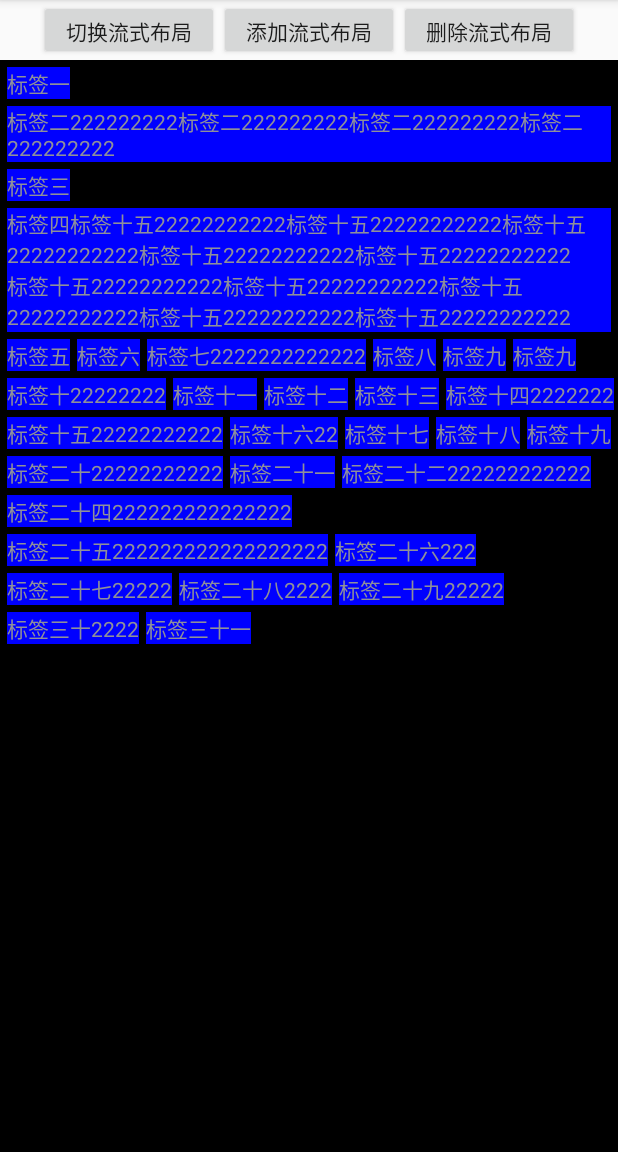
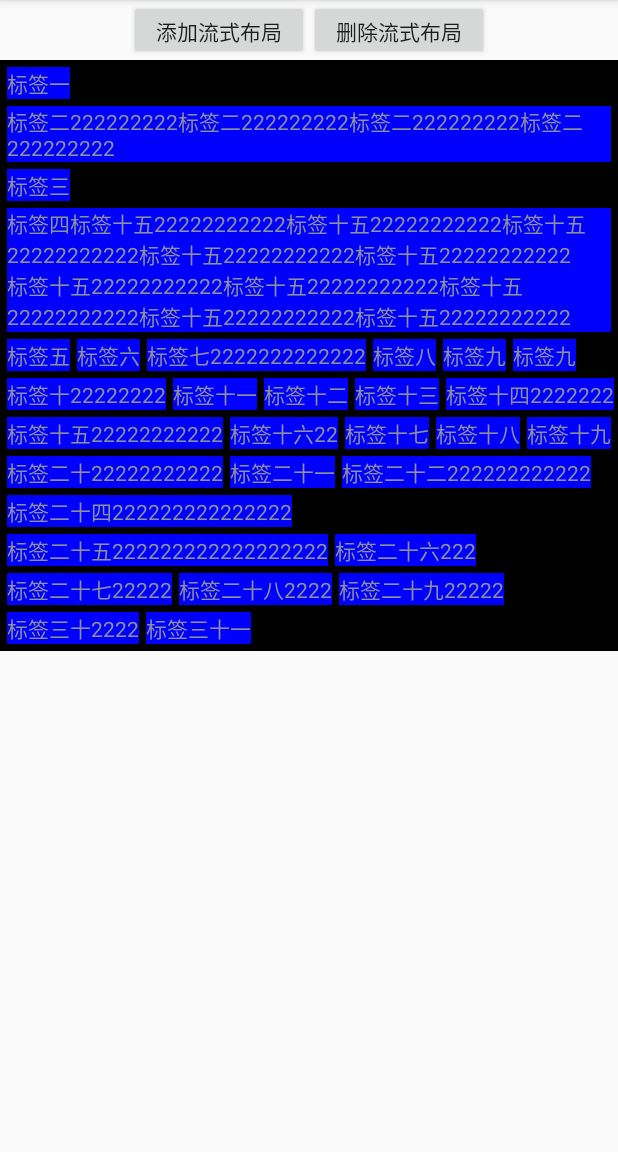
Before and after one commit to kaycool/MultiIndicator, an Android app: the FlowFragment screen opened directly, with no data from a screen before it, on a phone screen of 412 x 824 dp, the part 84-1236 px from its top. Run offline under Robolectric (Android 15) with nearby library versions, the phone set to English and light mode, and no system bars.

Commit message:
fix auto measure height

```diff
--- a/app/src/main/res/layout/fragment_flow.xml
+++ b/app/src/main/res/layout/fragment_flow.xml
@@ -25,13 +25,6 @@
             android:layout_height="wrap_content">
 
         <Button
-                android:id="@+id/btnMode"
-                android:text="切换流式布局"
-                android:layout_centerHorizontal="true"
-                android:layout_width="120dp"
-                android:layout_height="40dp"/>
-
-        <Button
                 android:id="@+id/btnAdd"
                 android:text="添加流式布局"
                 android:layout_centerHorizontal="true"
--- a/mylibrary/src/main/java/com/kai/wang/space/indicator/lib/MultiFlowIndicator.kt
+++ b/mylibrary/src/main/java/com/kai/wang/space/indicator/lib/MultiFlowIndicator.kt
@@ -180,7 +180,7 @@ class MultiFlowIndicator : ViewGroup, NestedScrollingParent2, NestedScrollingChi
                     mMeasureWidth += childSpaceWidth
                     if (mMeasureWidth + paddingRight + paddingLeft > parentWidth) {
                         mMeasureWidth = childSpaceWidth
-                        mMeasureHeight += lineHeight + childSpaceHeight
+                        mMeasureHeight += lineHeight
                         if (lines < mMaxLines) {
                             mLinesMaxHeight += if (mMaxLines - lines < 1) {
                                 (lineHeight * (mMaxLines - lines)).toInt()
--- a/mylibrary/src/main/java/com/kai/wang/space/indicator/lib/MultiFlowLayout.kt
+++ b/mylibrary/src/main/java/com/kai/wang/space/indicator/lib/MultiFlowLayout.kt
@@ -105,7 +105,7 @@ class MultiFlowLayout : ViewGroup, OnDataChangedListener {
             mMeasureWidth += childSpaceWidth
             if (mMeasureWidth + paddingRight + paddingLeft > parentWidth) {
                 mMeasureWidth = childSpaceWidth
-                mMeasureHeight += lineHeight + childSpaceHeight
+                mMeasureHeight += lineHeight
                 if (lines < mMaxLines) {
                     mLinesMaxHeight += if (mMaxLines - lines < 1) {
                         (lineHeight * (mMaxLines - lines)).toInt()
@@ -116,6 +116,7 @@ class MultiFlowLayout : ViewGroup, OnDataChangedListener {
                 lineHeight = 0
                 lines++
             }
+
             lineHeight = Math.max(lineHeight, childSpaceHeight)
 
             if (i == childCount - 1) {
```
